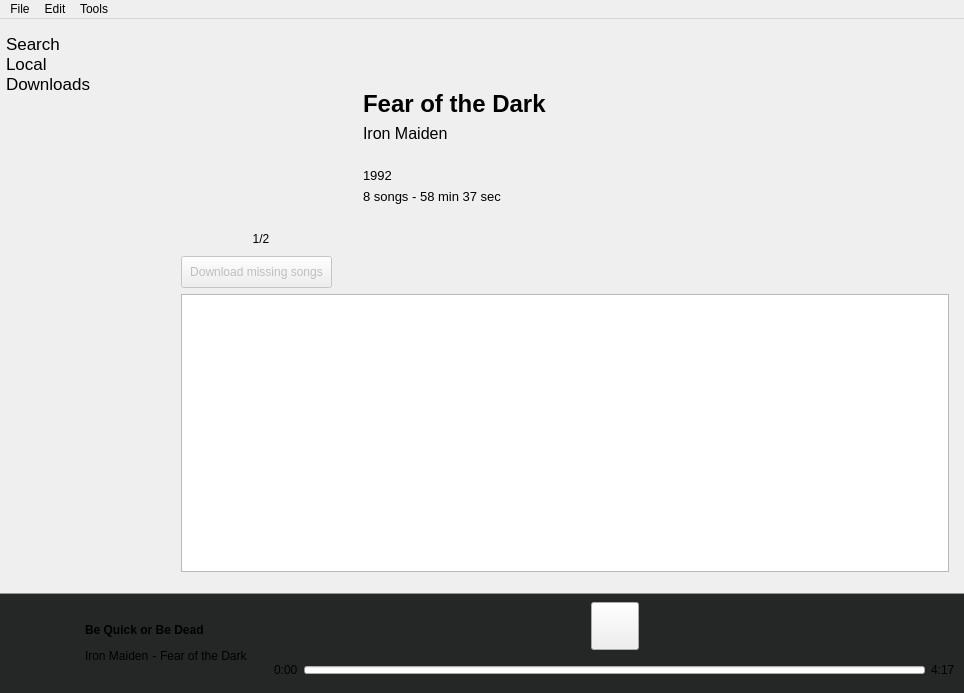
Qt form res/ui/mainwindow.ui (Docheinstein/music-dragon) before a commit.
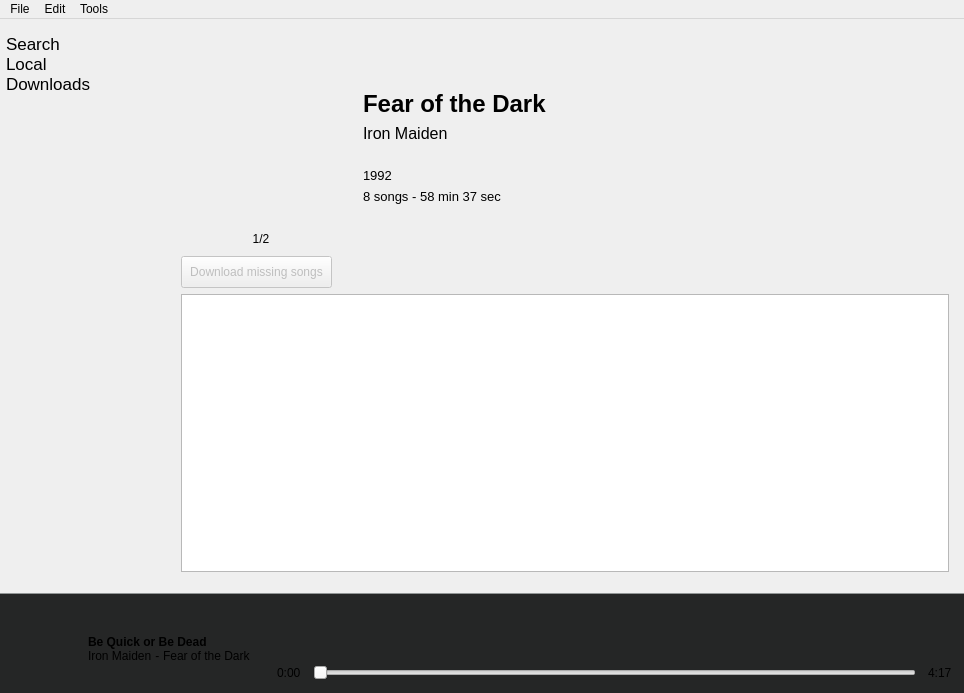
The same form after that commit. Icons and pictures are not drawn. Custom widgets are drawn as their Qt base class.

Commit message: Play local songs too; implement play prev/next

What changed in the file:
```diff
--- a/res/ui/mainwindow.ui
+++ b/res/ui/mainwindow.ui
@@ -867,6 +867,18 @@
        <string notr="true">.QWidget { background-color:  #252626; border-top: 1px solid #929696; }</string>
       </property>
       <layout class="QHBoxLayout" name="horizontalLayout_13">
+       <property name="leftMargin">
+        <number>12</number>
+       </property>
+       <property name="topMargin">
+        <number>12</number>
+       </property>
+       <property name="rightMargin">
+        <number>12</number>
+       </property>
+       <property name="bottomMargin">
+        <number>0</number>
+       </property>
        <item>
         <layout class="QHBoxLayout" name="horizontalLayout_10">
          <property name="spacing">
@@ -908,6 +920,9 @@
          </item>
          <item>
           <layout class="QVBoxLayout" name="verticalLayout_17">
+           <property name="spacing">
+            <number>0</number>
+           </property>
            <item>
             <widget class="QLabel" name="playTitle">
              <property name="font">
@@ -994,6 +1009,9 @@
        </item>
        <item>
         <layout class="QVBoxLayout" name="verticalLayout_18">
+         <property name="spacing">
+          <number>0</number>
+         </property>
          <item>
           <layout class="QHBoxLayout" name="horizontalLayout_12">
            <item>
@@ -1035,12 +1053,25 @@
              </property>
              <property name="iconSize">
               <size>
+               <width>48</width>
+               <height>48</height>
+              </size>
+             </property>
+             <property name="flat">
+              <bool>true</bool>
+             </property>
+            </widget>
+           </item>
+           <item>
+            <widget class="QPushButton" name="nextSongButton">
+             <property name="minimumSize">
+              <size>
                <width>32</width>
                <height>32</height>
               </size>
              </property>
              <property name="flat">
-              <bool>false</bool>
+              <bool>true</bool>
              </property>
             </widget>
            </item>
@@ -1061,6 +1092,9 @@
          </item>
          <item>
           <layout class="QHBoxLayout" name="horizontalLayout_11">
+           <property name="spacing">
+            <number>12</number>
+           </property>
            <item>
             <widget class="QLabel" name="playCurrentTime">
              <property name="text">
@@ -1069,24 +1103,15 @@
             </widget>
            </item>
            <item>
-            <widget class="QProgressBar" name="playBar">
-             <property name="minimumSize">
-              <size>
-               <width>0</width>
-               <height>8</height>
-              </size>
+            <widget class="ClickSlider" name="playBar">
+             <property name="maximum">
+              <number>100</number>
              </property>
-             <property name="maximumSize">
-              <size>
-               <width>16777215</width>
-               <height>8</height>
-              </size>
-             </property>
-             <property name="value">
+             <property name="sliderPosition">
               <number>0</number>
              </property>
-             <property name="textVisible">
-              <bool>false</bool>
+             <property name="orientation">
+              <enum>Qt::Horizontal</enum>
              </property>
             </widget>
            </item>
@@ -1196,6 +1221,11 @@
    <extends>QListView</extends>
    <header>music_dragon/ui/localalbumsview.h</header>
   </customwidget>
+  <customwidget>
+   <class>ClickSlider</class>
+   <extends>QSlider</extends>
+   <header>music_dragon/ui/clickslider.h</header>
+  </customwidget>
  </customwidgets>
  <resources>
   <include location="../res.qrc"/>
```
Left out of the diff: 59 changed lines with no effect on the pictures. The commit also changes 12 other files.
